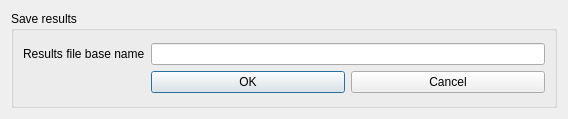
Qt form iintgui/ui/selectResultOutput.ui (syncope/iint-gui) before a commit.
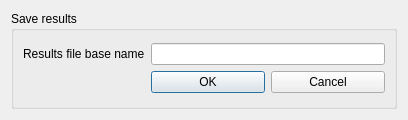
The same form after that commit.

The edit to the form file:
```diff
--- a/iintgui/ui/selectResultOutput.ui
+++ b/iintgui/ui/selectResultOutput.ui
@@ -6,8 +6,8 @@
    <rect>
     <x>0</x>
     <y>0</y>
-    <width>568</width>
-    <height>119</height>
+    <width>408</width>
+    <height>120</height>
    </rect>
   </property>
   <property name="windowTitle">
```
Left out of the diff: 18 changed lines with no effect on the pictures.
